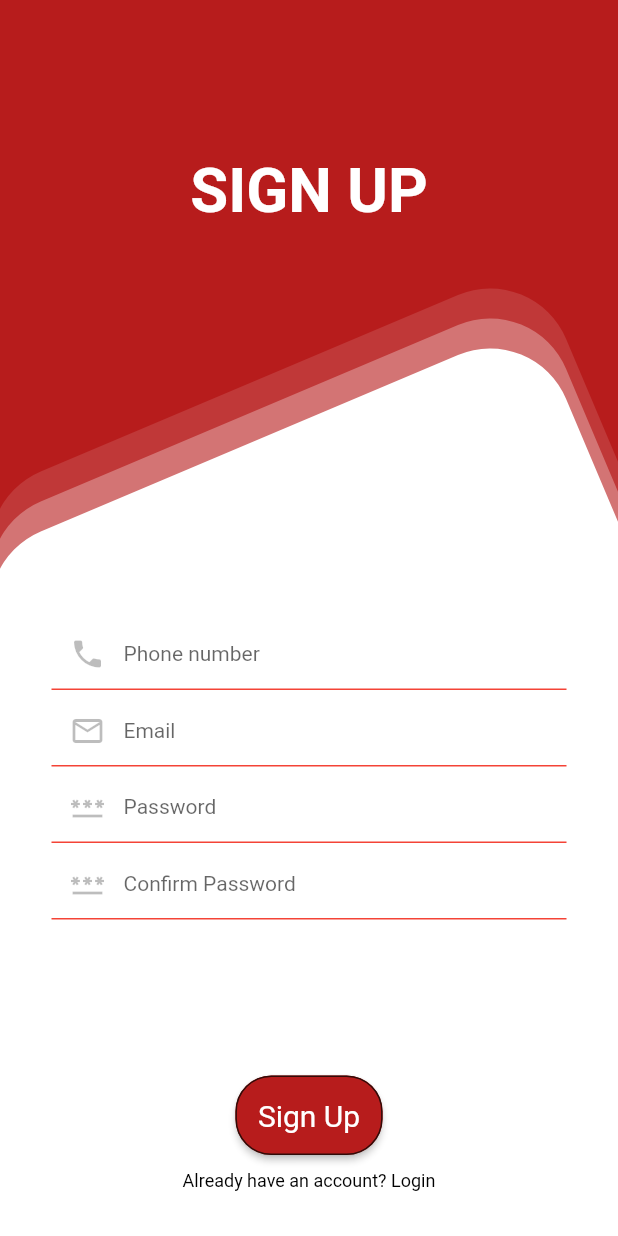
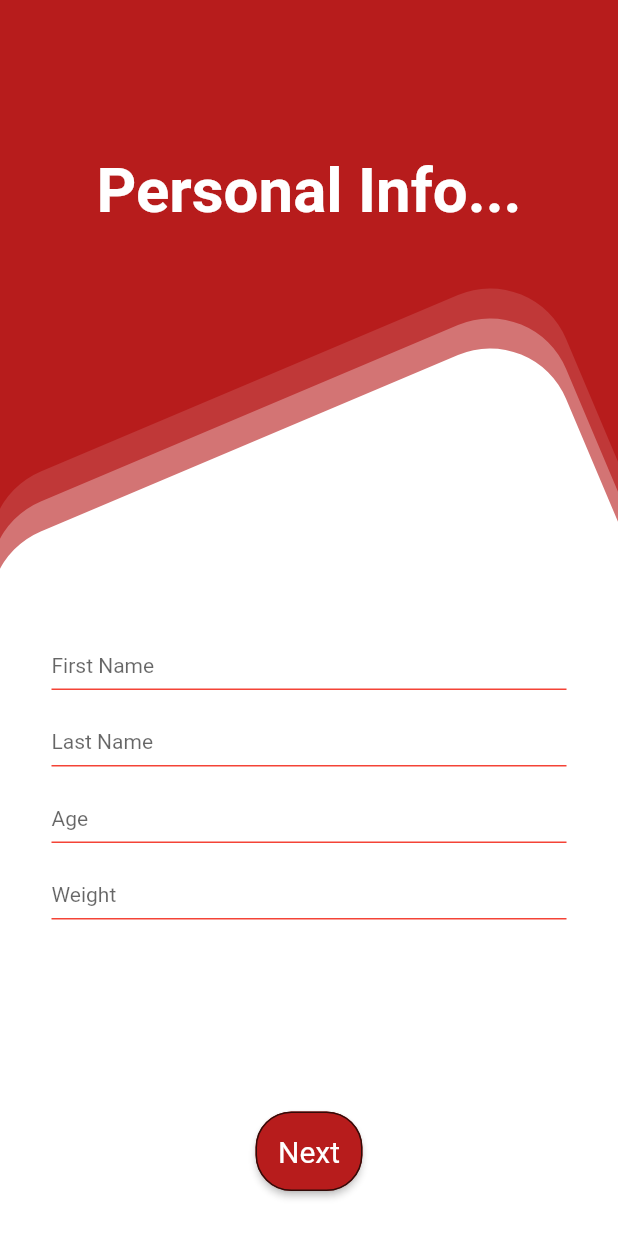
Before and after one commit to SreedevT/bloodbuddy, a Flutter app: the LoginScreen screen opened directly, after a tap on "Don't have an account? Create one", on a phone screen of 412 x 824 dp. Run offline on Flutter 3.47's test engine with Material 2 defaults, Android fonts, the phone set to English and light mode, and no system bars; our stand-ins replace cloud_firestore, firebase_auth, firebase_core, flutter_spinkit, geolocator, pinput and 1 more; missing offline and left inert: firebase_app_check, open_street_map_search_and_pick; accounts and stored records are empty; Roboto replaces fonts that are missing (Montserrat).

```diff
--- /dev/null
+++ b/lib/Models/userprofile.dart
@@ -0,0 +1,45 @@
+import 'package:cloud_firestore/cloud_firestore.dart';
+
+class DataBase{
+  final String uid;
+  DataBase({ required this.uid });
+
+  final CollectionReference userProfile = FirebaseFirestore.instance.collection('User Profile');
+
+  // to update the user profile data
+
+  // Future updateUserProfile(String fname, String lname, DateTime dob, DateTime lastDonated, int age, double weight, bool isDonor) async{
+  //   return await userProfile.doc(uid).set(
+  //     {
+  //       'First Name': fname,
+  //       'Last Name': lname,
+  //       'Date of Birth': dob,
+  //       'Last Donated': lastDonated,
+  //       'Age': age,
+  //       'Weight': weight,
+  //       'Is Donor': isDonor,
+  //     }
+  //   );
+  // }
+
+  Future updateUserProfile(String fname, String lname, int age, double weight, bool isDonor) async{
+    return await userProfile.doc(uid).set(
+      {
+        'First Name': fname,
+        'Last Name': lname,
+        'Age': age,
+        'Weight': weight,
+      }
+    );
+  }
+
+  // to update user location
+
+  Future updateUserLocation(String genArea) async {
+    return await userProfile.doc(uid).set({
+      'General Area':genArea
+    });
+  }
+
+
+}
--- a/lib/authentication/register.dart
+++ b/lib/authentication/register.dart
@@ -1,3 +1,6 @@
+import 'package:blood/Models/userprofile.dart';
+import 'package:blood/screens/mapscreen.dart';
+import 'package:firebase_auth/firebase_auth.dart';
 import 'package:flutter/material.dart';
 import 'package:blood/authentication/signin.dart';
 
@@ -12,11 +15,22 @@ import 'package:flutter/material.dart';
   final _formKey = GlobalKey<FormState>();
   double screenHeight = 0;
   double screenWidth = 0;
-    int phno=0;
-    String email='';
-    String password='';
-    String confirmpassword='';
+  String fname = '';
+  String lname = '';
+  // DateTime dob
+  // DateTime lastDonated
+  int age = 0;
+  double weight = 0;
+  bool isDonor = true;
 
+  FirebaseAuth _auth = FirebaseAuth.instance;
+  late User? user;
+
+  @override
+  void initState() {
+    super.initState();
+    user = _auth.currentUser;
+  }
   @override
   Widget build(BuildContext context) {
     screenHeight = MediaQuery.of(context).size.height;
@@ -36,7 +50,7 @@ import 'package:flutter/material.dart';
                   top: screenHeight / 8,
                 ),
                 child: Text(
-                    "SIGN UP",
+                  "Personal Info...",
                   style: TextStyle(
                     fontFamily: "Montserrat",
                     fontSize: screenWidth / 10,
@@ -67,22 +81,17 @@ import 'package:flutter/material.dart';
                         mainAxisAlignment: MainAxisAlignment.spaceBetween,
                         children: [
                           TextFormField(
-                              onChanged: (val){
-                                phno = int.parse(val);
+                            onChanged: (val) {
+                              fname = val;
                             },
-                              validator:(val){
-                                if(val!.isEmpty){
-                                  return 'Please enter your phone number';
+                            validator: (val) {
+                              if (val!.isEmpty) {
+                                return 'Please enter your first name';
                               }
-                                final phoneExp = RegExp(r'^\d{10}$');
-                                if(!phoneExp.hasMatch(val)){
-                                  return 'Please enter a valid phone number';
-                                }
-                                return null;
                             },
-                              decoration:const InputDecoration(
-                                hintText: 'Phone number',
-                                hintStyle:  TextStyle(
+                            decoration: const InputDecoration(
+                              hintText: 'First Name',
+                              hintStyle: TextStyle(
                                 fontSize: 14,
                               ),
                               enabledBorder: UnderlineInputBorder(
@@ -95,10 +104,6 @@ import 'package:flutter/material.dart';
                                   color: Colors.lightBlueAccent,
                                 ),
                               ),
-                              prefixIcon: Icon(
-                              Icons.phone,
-                                color: Colors.black26,
-                              ),
                               contentPadding: EdgeInsets.only(
                                 top: 14,
                               ),
@@ -106,13 +111,15 @@ import 'package:flutter/material.dart';
                           ),
                           const SizedBox(height: 3),
                           TextFormField(
-                                onChanged: (val){
-                                  email=val;
+                            onChanged: (val) {
+                              lname = val;
                             },
-                                validator:(val)=>val!.isEmpty?"Please enter email":null,
-                                decoration:const InputDecoration(
-                                  hintText: 'Email',
-                                  hintStyle:  TextStyle(
+                            validator: (val) => val!.isEmpty
+                                ? "Please enter your last name"
+                                : null,
+                            decoration: const InputDecoration(
+                              hintText: 'Last Name',
+                              hintStyle: TextStyle(
                                 fontSize: 14,
                               ),
                               enabledBorder: UnderlineInputBorder(
@@ -125,10 +132,6 @@ import 'package:flutter/material.dart';
                                   color: Colors.lightBlueAccent,
                                 ),
                               ),
-                                prefixIcon: Icon(
-                                Icons.email_outlined,
-                                  color: Colors.black26,
-                                ),
                               contentPadding: EdgeInsets.only(
                                 top: 14,
                               ),
@@ -136,14 +139,20 @@ import 'package:flutter/material.dart';
                           ),
                           const SizedBox(height: 3),
                           TextFormField(
-                                onChanged: (val){
-                                  password=val;
+                            onChanged: (val) {
+                              age = int.parse(val);
                             },
-                                obscureText: true,
-                                validator:(val)=>val!.length<6?"Password should contain atleast 6 characters":null,
-                                decoration:const InputDecoration(
-                                  hintText: 'Password',
-                                  hintStyle:  TextStyle(
+                            validator: (val) {
+                              if (val!.isEmpty) {
+                                return 'Please enter your age';
+                              }
+                              if (int.tryParse(val) == null) {
+                                return 'Please enter a valid age';
+                              }
+                            },
+                            decoration: const InputDecoration(
+                              hintText: 'Age',
+                              hintStyle: TextStyle(
                                 fontSize: 14,
                               ),
                               enabledBorder: UnderlineInputBorder(
@@ -156,10 +165,6 @@ import 'package:flutter/material.dart';
                                   color: Colors.lightBlueAccent,
                                 ),
                               ),
-                                prefixIcon: Icon(
-                                Icons.password,
-                                  color: Colors.black26,
-                                ),
                               contentPadding: EdgeInsets.only(
                                 top: 14,
                               ),
@@ -167,23 +172,21 @@ import 'package:flutter/material.dart';
                           ),
                           const SizedBox(height: 3),
                           TextFormField(
-                                onChanged: (val){
-                                  confirmpassword = val;
+                            onChanged: (val) {
+                              weight = double.parse(val);
                             },
-                                obscureText: true,
-                                validator:(val){
-                                  if(val!.length<6){
-                                    return 'Password should contain atleast 6 characters';
+                            validator: (val) {
+                              if (val!.isEmpty) {
+                                return 'Please enter your weight';
                               }
-                                  if(confirmpassword!=password){
-                                    return 'Passwords do not match !';
+                              if (int.tryParse(val) == null) {
+                                return 'Not valid';
                               }
-                                  confirmpassword=val;
                               return null;
                             },
-                                decoration:const InputDecoration(
-                                  hintText: 'Confirm Password',
-                                  hintStyle:  TextStyle(
+                            decoration: const InputDecoration(
+                              hintText: 'Weight',
+                              hintStyle: TextStyle(
                                 fontSize: 14,
                               ),
                               enabledBorder: UnderlineInputBorder(
@@ -195,10 +198,6 @@ import 'package:flutter/material.dart';
                                 borderSide: BorderSide(
                                   color: Colors.lightBlueAccent,
                                 ),
-                                ),
-                                prefixIcon: Icon(
-                                Icons.password_sharp,
-                                  color: Colors.black26,
                               ),
                               contentPadding: EdgeInsets.only(
                                 top: 14,
@@ -212,49 +211,69 @@ import 'package:flutter/material.dart';
                       children: [
                         ElevatedButton(
                           onPressed: () async {
-                              if(_formKey.currentState!.validate()){}
-
+                            if (_formKey.currentState!.validate()) {
+                              await DataBase(uid: user!.uid).updateUserProfile(
+                                fname,
+                                lname,
+                                age,
+                                weight,
+                                isDonor,
+                              );
+                              print(fname );
+                              print(lname );
+                              print(age);
+                              print(weight );
+                              //print(isDonor );
+                            }
+                             Navigator.pushReplacement(
+                              context,
+                              MaterialPageRoute(builder: (context) => NewInter()),
+                              );
                           },
                           style: ButtonStyle(
-                              backgroundColor: MaterialStateProperty.all<Color>(Colors.red.shade900),
-                              foregroundColor: MaterialStateProperty.all<Color>(Colors.white),
-                              padding: MaterialStateProperty.all<EdgeInsets>(const EdgeInsets.all(15)),
+                            backgroundColor: MaterialStateProperty.all<Color>(
+                                Colors.red.shade900),
+                            foregroundColor:
+                                MaterialStateProperty.all<Color>(Colors.white),
+                            padding: MaterialStateProperty.all<EdgeInsets>(
+                                const EdgeInsets.all(15)),
                             textStyle: MaterialStateProperty.all<TextStyle>(
-                              const  TextStyle(fontSize: 20),
+                              const TextStyle(fontSize: 20),
                             ),
-                              shape: MaterialStateProperty.all<RoundedRectangleBorder>(
+                            shape: MaterialStateProperty.all<
+                                RoundedRectangleBorder>(
                               RoundedRectangleBorder(
                                 borderRadius: BorderRadius.circular(24.0),
-                                  side: const BorderSide(color: Color.fromARGB(255, 49, 11, 8)),
+                                side: const BorderSide(
+                                    color: Color.fromARGB(255, 49, 11, 8)),
                               ),
                             ),
                           ),
-                            child: const Text('Sign Up'),
+                          child: const Text('Next'),
                         ),
-
-                          const SizedBox(height: 10.0),
-                          Container(
-                            margin: const EdgeInsets.only(
-                              bottom: 30,
-                            ),
-                            child: GestureDetector(
-                              onTap: () {
-                                Navigator.of(context).pushReplacement(
-                                  MaterialPageRoute(
-                                    builder: (context) => const LoginScreen(),
-                                  ),
-                                );
-                              },
-                              child: const Text(
-                                "Already have an account? Login",
-                                style: TextStyle(
-                                  fontFamily: "Montserrat",
-                                  color: Colors.black,
-                                  fontSize: 12,
-                                ),
-                              ),
-                            ),
-                          ),
+                        const SizedBox(height: 30.0),
+                        // Container(
+                        //   margin: const EdgeInsets.only(
+                        //     bottom: 30,
+                        //   ),
+                        //   child: GestureDetector(
+                        //     onTap: () {
+                        //       Navigator.of(context).pushReplacement(
+                        //         MaterialPageRoute(
+                        //           builder: (context) => const LoginScreen(),
+                        //         ),
+                        //       );
+                        //     },
+                        //     child: const Text(
+                        //       "Already have an account? Login",
+                        //       style: TextStyle(
+                        //         fontFamily: "Montserrat",
+                        //         color: Colors.black,
+                        //         fontSize: 12,
+                        //       ),
+                        //     ),
+                        //   ),
+                        //),
                       ],
                     ),
                   ],
@@ -266,6 +285,7 @@ import 'package:flutter/material.dart';
       ),
     );
   }
+
   Widget square(double y, double opacity) {
     return Center(
       child: Transform.translate(
--- a/lib/authentication/signin.dart
+++ b/lib/authentication/signin.dart
@@ -1,5 +1,6 @@
 import 'package:flutter/material.dart';
 import 'package:blood/authentication/register.dart';
+
 
 class LoginScreen extends StatefulWidget {
   const LoginScreen({Key? key}) : super(key: key);
--- a/pubspec.yaml
+++ b/pubspec.yaml
@@ -32,7 +32,6 @@ dependencies:
     sdk: flutter
   cloud_firestore: ^4.4.5
   provider: ^6.0.5
-  flutter_spinkit: ^5.1.0
   firebase_core: ^2.10.0
   firebase_auth: ^4.4.2
   firebase_dynamic_links: ^5.1.1
@@ -40,6 +39,8 @@ dependencies:
   firebase_app_check: ^0.1.2+2
   open_street_map_search_and_pick: ^0.0.17
   geolocator: ^9.0.2
+  smooth_page_indicator: ^1.1.0
+  flutter_spinkit: ^5.2.0
 
 
   # The following adds the Cupertino Icons font to your application.
```
Also changed, not shown: lib/main.dart (+9 -6 lines), lib/screens/homescreen.dart (added, +40 -0 lines), lib/screens/welcomesreen.dart (+210 -35 lines), pubspec.lock. Lines whose indentation alone changed are shown as unchanged.
